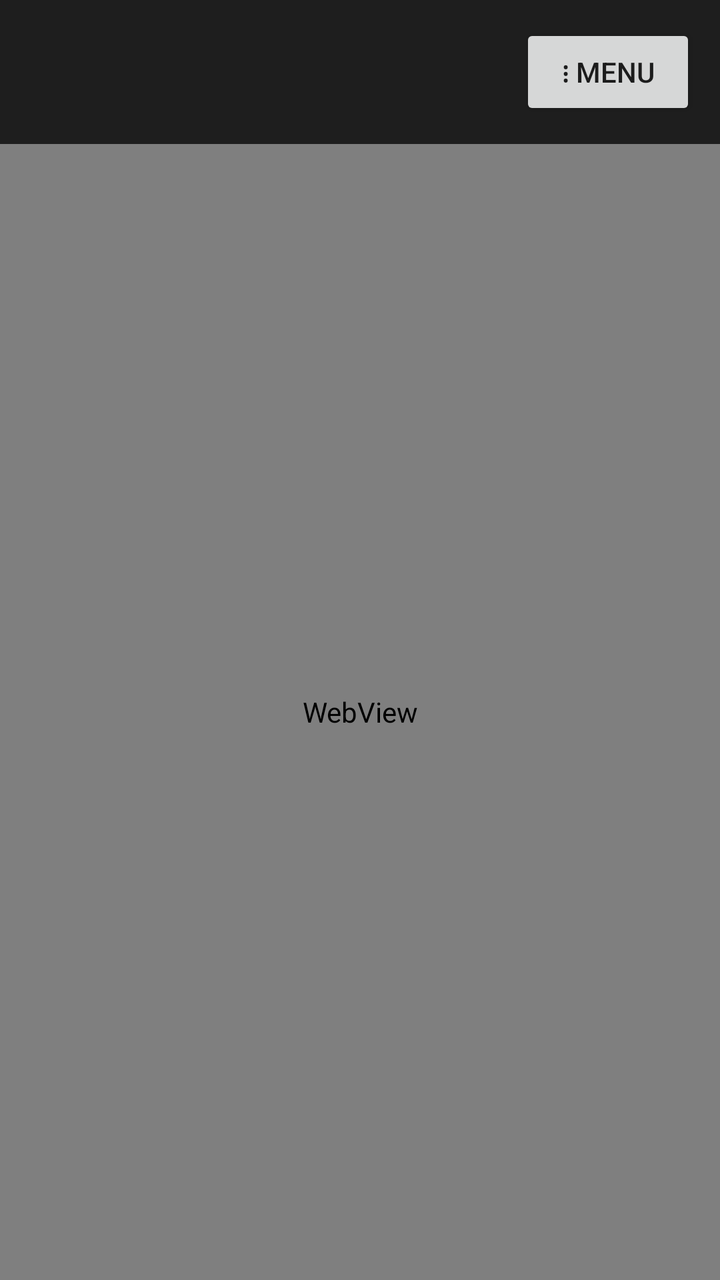
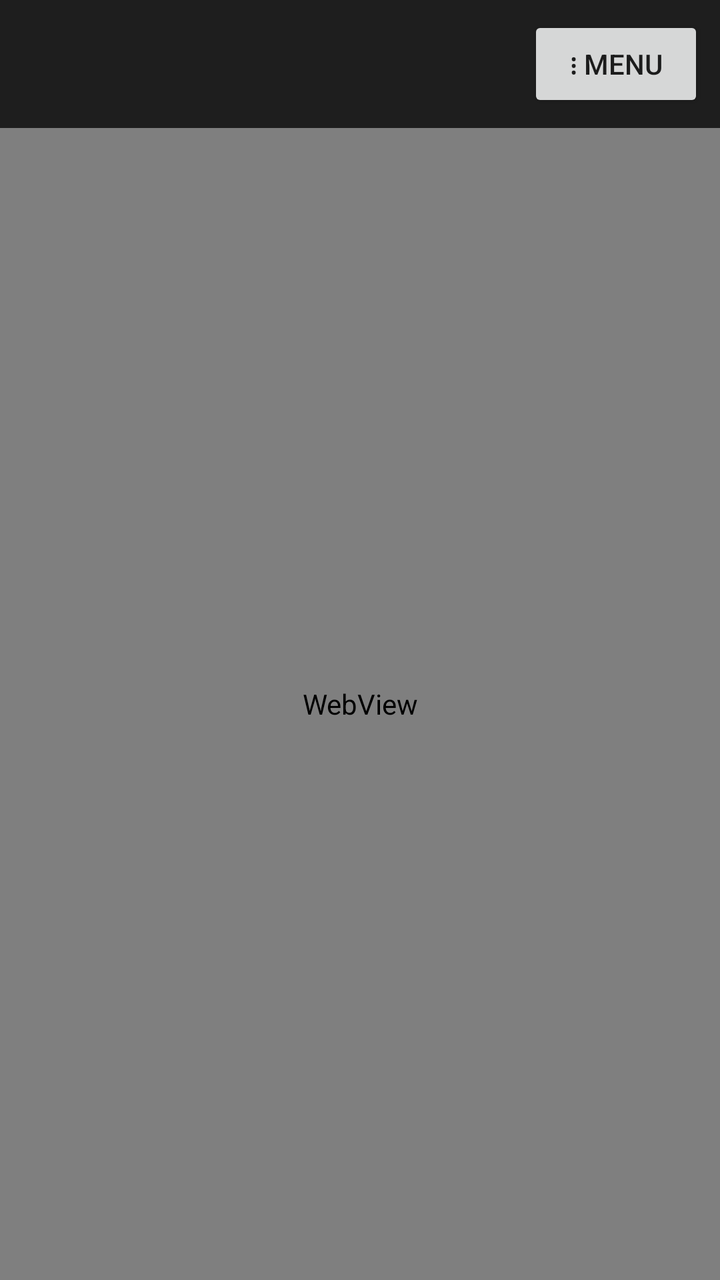

Before-and-after screenshots of an Android layout around one commit, followed by the original layout XML and the change that was made.
<!-- AndroidManifest.xml: application theme Theme.AppCompat.DayNight.NoActionBar -->
<!-- res/layout/activity_main.xml -->
<?xml version="1.0" encoding="utf-8"?>
<LinearLayout xmlns:android="http://schemas.android.com/apk/res/android"
    android:layout_width="match_parent"
    android:layout_height="match_parent"
    android:orientation="vertical"
    android:background="#121212">

    
    <LinearLayout
        android:layout_width="match_parent"
        android:layout_height="wrap_content"
        android:orientation="horizontal"
        android:background="#1E1E1E"
        android:padding="12dp"
        android:gravity="end">

        <Button
            android:id="@+id/btnMenu"
            android:layout_width="wrap_content"
            android:layout_height="wrap_content"
            android:text="⋮ Menu"
            android:textSize="14sp" />
    </LinearLayout>

    
    <WebView
        android:id="@+id/webView"
        android:layout_width="match_parent"
        android:layout_height="0dp"
        android:layout_weight="1" />

</LinearLayout>
<!-- resources referenced by this layout -->
<resources>

</resources>

<!-- the commit's change to res/layout/activity_main.xml (unified diff, before → after) -->
@@ -1,17 +1,17 @@
 <?xml version="1.0" encoding="utf-8"?>
-<LinearLayout xmlns:android="http://schemas.android.com/apk/res/android"
+<RelativeLayout xmlns:android="http://schemas.android.com/apk/res/android"
     android:layout_width="match_parent"
     android:layout_height="match_parent"
-    android:orientation="vertical"
     android:background="#121212">
 
     
     <LinearLayout
+        android:id="@+id/layoutTopBar"
         android:layout_width="match_parent"
         android:layout_height="wrap_content"
         android:orientation="horizontal"
         android:background="#1E1E1E"
-        android:padding="12dp"
+        android:padding="8dp"
         android:gravity="end">
 
         <Button
@@ -26,7 +26,20 @@
     <WebView
         android:id="@+id/webView"
         android:layout_width="match_parent"
-        android:layout_height="0dp"
-        android:layout_weight="1" />
+        android:layout_height="match_parent"
+        android:layout_below="@id/layoutTopBar" />
 
-</LinearLayout>
+    
+    <Button
+        android:id="@+id/btnFloatingChat"
+        android:layout_width="60dp"
+        android:layout_height="60dp"
+        android:layout_alignParentBottom="true"
+        android:layout_alignParentEnd="true"
+        android:layout_margin="24dp"
+        android:background="@android:drawable/ic_menu_chat"
+        android:backgroundTint="#FF0000"
+        android:visibility="gone"
+        android:contentDescription="Live Chat Pop-up" />
+
+</RelativeLayout>
